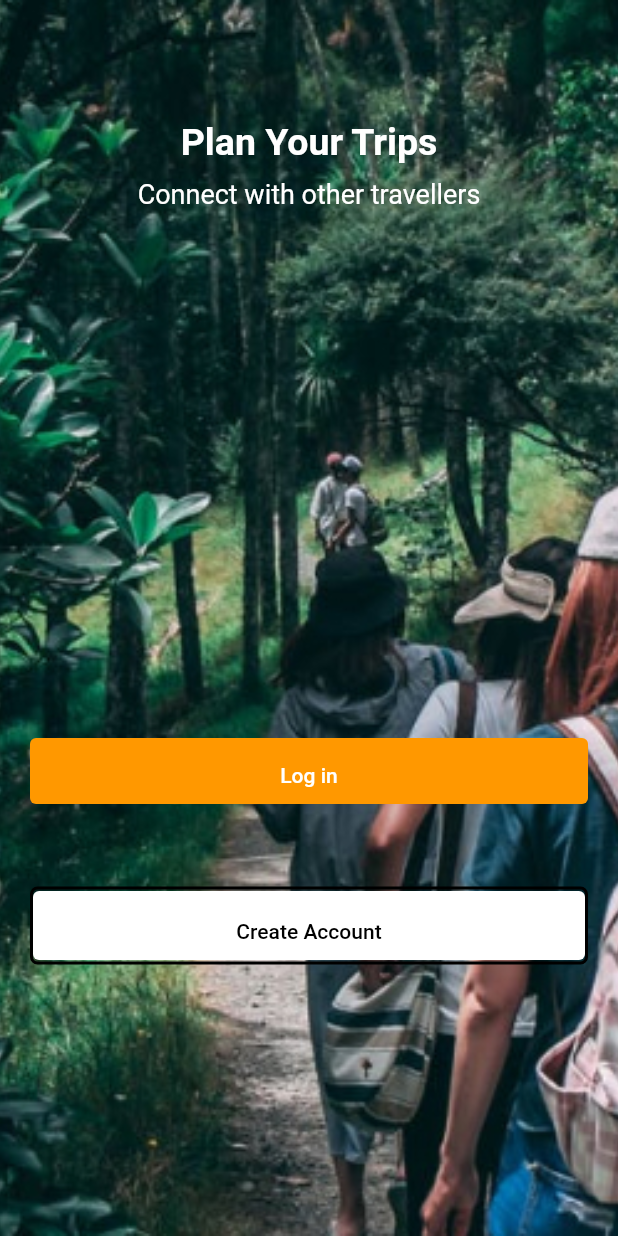
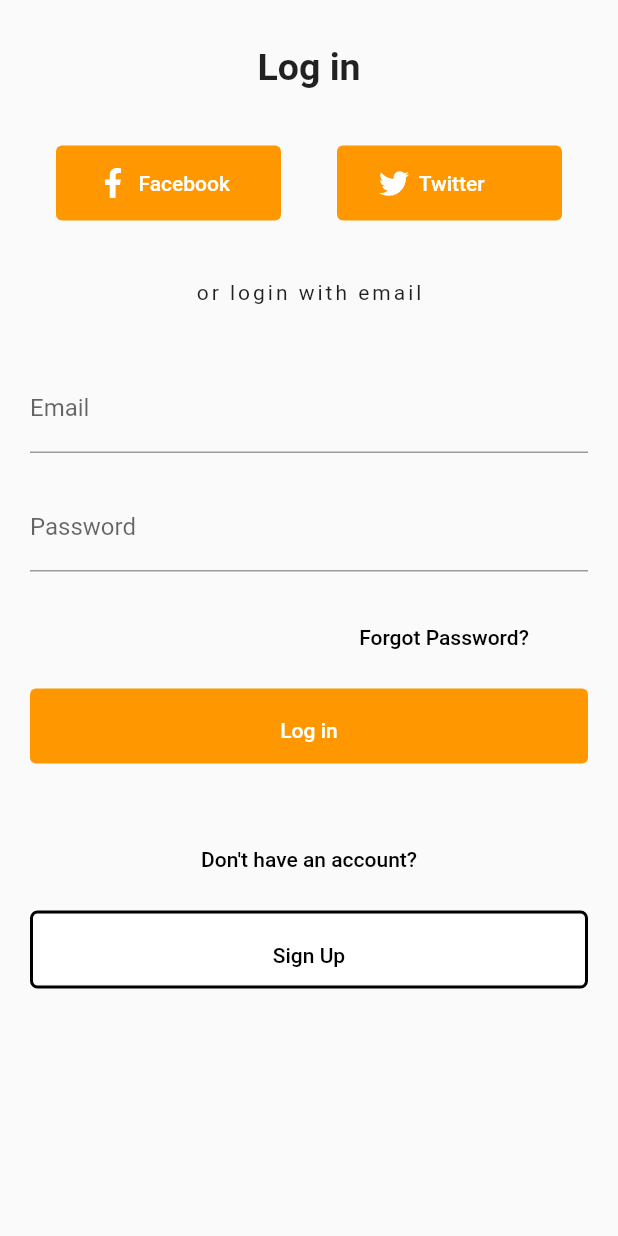
Before and after one commit to sbiswas2209/sih-2022, a Flutter app: the screen it shows after launch, on a phone screen of 412 x 824 dp. Run offline on Flutter 3.47's test engine with Material 2 defaults, Android fonts, the phone set to English and light mode, and no system bars; our stand-ins replace flutter_svg.

Commit message:
added login page

```diff
--- a/client/lib/main.dart
+++ b/client/lib/main.dart
@@ -1,3 +1,4 @@
+import 'package:client/screens/login_page.dart';
 import 'package:client/screens/registration_option.dart';
 import 'package:flutter/material.dart';
 
@@ -17,7 +18,7 @@ class MyApp extends StatelessWidget {
       theme: ThemeData(
         primarySwatch: Colors.blue,
       ),
-      home: const RegistrationOptionPage(),
+      home: const LoginPage(),
     );
   }
 }
--- /dev/null
+++ b/client/lib/screens/login_page.dart
@@ -0,0 +1,180 @@
+import 'package:flutter/material.dart';
+import 'package:flutter_svg/flutter_svg.dart';
+
+class LoginPage extends StatefulWidget {
+  const LoginPage({Key? key}) : super(key: key);
+
+  @override
+  State<LoginPage> createState() => _LoginPageState();
+}
+
+class _LoginPageState extends State<LoginPage> {
+  @override
+  Widget build(BuildContext context) {
+    return Scaffold(
+      body: ListView(
+        children: [
+          Container(
+            padding: EdgeInsets.only(top: 30.0),
+            child: const Center(
+              child: Text(
+                "Log in",
+                style: TextStyle(fontWeight: FontWeight.bold, fontSize: 25),
+              ),
+            ),
+          ),
+          Padding(
+            padding: const EdgeInsets.only(top: 38.0),
+            child: Row(
+              mainAxisAlignment: MainAxisAlignment.spaceEvenly,
+              children: [
+                Container(
+                  width: 150.0,
+                  height: 50.0,
+                  child: TextButton(
+                    style: TextButton.styleFrom(backgroundColor: Colors.orange),
+                    onPressed: null,
+                    child: Row(
+                      children: [
+                        const SizedBox(
+                          width: 20.0,
+                        ),
+                        SvgPicture.asset(
+                          'assets/facebook-f-brands.svg',
+                          width: 20.0,
+                          height: 20.0,
+                          color: Colors.white,
+                        ),
+                        const Text(
+                          "  Facebook",
+                          style: TextStyle(color: Colors.white),
+                        ),
+                      ],
+                    ),
+                  ),
+                ),
+                Container(
+                  width: 150.0,
+                  height: 50.0,
+                  child: TextButton(
+                    style: TextButton.styleFrom(backgroundColor: Colors.orange),
+                    onPressed: null,
+                    child: Row(
+                      children: [
+                        const SizedBox(
+                          width: 20.0,
+                        ),
+                        SvgPicture.asset(
+                          'assets/icons8-twitter.svg',
+                          width: 20.0,
+                          height: 20.0,
+                          color: Colors.white,
+                        ),
+                        const Text(
+                          "  Twitter",
+                          style: TextStyle(color: Colors.white),
+                        ),
+                      ],
+                    ),
+                  ),
+                ),
+              ],
+            ),
+          ),
+          const Padding(
+            padding: EdgeInsets.only(top: 40.0),
+            child: Center(
+                child: Text(
+              "or login with email",
+              style: TextStyle(letterSpacing: 2.0),
+            )),
+          ),
+          Padding(
+            padding: const EdgeInsets.only(top: 40.0, left: 20.0, right: 20.0),
+            child: TextFormField(
+              decoration: InputDecoration(
+                labelText: "Email",
+                fillColor: Colors.white,
+                focusedBorder: OutlineInputBorder(
+                  borderRadius: BorderRadius.circular(25.0),
+                ),
+              ),
+            ),
+          ),
+          Padding(
+            padding: const EdgeInsets.only(top: 20.0, left: 20.0, right: 20.0),
+            child: TextFormField(
+              decoration: InputDecoration(
+                labelText: "Password",
+                fillColor: Colors.white,
+                focusedBorder: OutlineInputBorder(
+                  borderRadius: BorderRadius.circular(25.0),
+                ),
+              ),
+            ),
+          ),
+          const Padding(
+            padding: EdgeInsets.only(top: 20.0, left: 200.0, right: 20.0),
+            child: TextButton(
+              child: Text(
+                "Forgot Password?",
+                style: TextStyle(color: Colors.black),
+              ),
+              onPressed: null,
+            ),
+          ),
+          const SizedBox(
+            height: 10.0,
+          ),
+          Container(
+            padding: const EdgeInsets.symmetric(horizontal: 20.0),
+            decoration: const BoxDecoration(
+                borderRadius: BorderRadius.all(Radius.circular(15.0))),
+            width: MediaQuery.of(context).size.width - 40.0,
+            height: 50.0,
+            child: TextButton(
+              onPressed: () {
+                Navigator.push(context,
+                    MaterialPageRoute(builder: (context) => const LoginPage()));
+              },
+              style: TextButton.styleFrom(backgroundColor: Colors.orange),
+              child: const Text(
+                "Log in",
+                style: TextStyle(color: Colors.white, height: 2.0),
+              ),
+            ),
+          ),
+          const Padding(
+            padding: EdgeInsets.only(top: 40.0, left: 20.0, right: 20.0),
+            child: TextButton(
+              child: Text(
+                "Don't have an account?",
+                style: TextStyle(color: Colors.black),
+              ),
+              onPressed: null,
+            ),
+          ),
+          Center(
+            child: Padding(
+              padding: const EdgeInsets.only(top: 10.0),
+              child: Container(
+                decoration: BoxDecoration(
+                    border: Border.all(color: Colors.black, width: 2.0),
+                    borderRadius: const BorderRadius.all(Radius.circular(5.0))),
+                width: MediaQuery.of(context).size.width - 40.0,
+                child: TextButton(
+                  onPressed: null,
+                  style: TextButton.styleFrom(backgroundColor: Colors.white),
+                  child: const Text(
+                    "Sign Up",
+                    style: TextStyle(color: Colors.black, height: 2.15),
+                  ),
+                ),
+              ),
+            ),
+          ),
+        ],
+      ),
+    );
+  }
+}
--- a/client/lib/screens/registration_option.dart
+++ b/client/lib/screens/registration_option.dart
@@ -1,3 +1,4 @@
+import 'package:client/screens/login_page.dart';
 import 'package:flutter/material.dart';
 
 class RegistrationOptionPage extends StatelessWidget {
@@ -50,7 +51,12 @@ class RegistrationOptionPage extends StatelessWidget {
                         borderRadius: BorderRadius.all(Radius.circular(5.0))),
                     width: MediaQuery.of(context).size.width - 40.0,
                     child: TextButton(
-                      onPressed: null,
+                      onPressed: () {
+                        Navigator.push(
+                            context,
+                            MaterialPageRoute(
+                                builder: (context) => const LoginPage()));
+                      },
                       style:
                           TextButton.styleFrom(backgroundColor: Colors.orange),
                       child: const Text(
--- a/client/pubspec.yaml
+++ b/client/pubspec.yaml
@@ -29,6 +29,7 @@ environment:
 dependencies:
   flutter:
     sdk: flutter
+  flutter_svg: ^1.0.3
 
 
   # The following adds the Cupertino Icons font to your application.
```
Also changed, not shown: client/assets/facebook-f-brands.svg (added), client/assets/icons8-twitter.svg (added), client/pubspec.lock.
